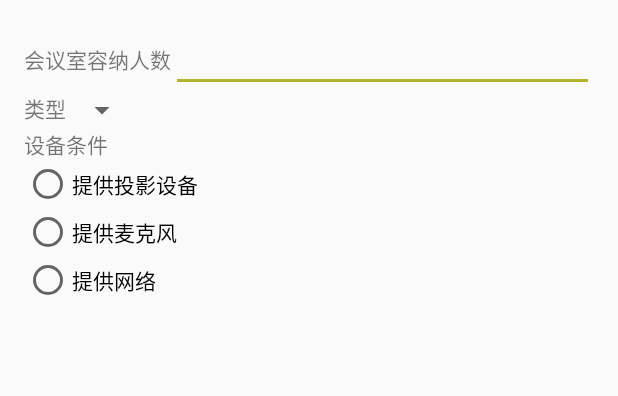
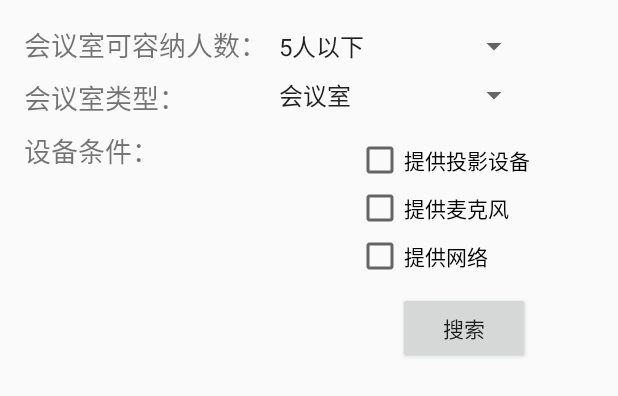
Before and after one commit to nebulae-pass/Booking, an Android app: the layout fragment_search.xml on its own in the app's theme, with its tools: preview values and no code run, on a phone screen of 412 x 824 dp. Shown: the top 396 px of the screen. Run offline under Robolectric (Android 15) with nearby library versions, the phone set to English and light mode, and no system bars; network calls fail.

```diff
--- a/app/src/main/java/com/graduation/design/bestellen/BestellenApp.kt
+++ b/app/src/main/java/com/graduation/design/bestellen/BestellenApp.kt
@@ -10,6 +10,5 @@ import com.graduation.design.bestellen.common.Account
 class BestellenApp : Application() {
     override fun onCreate() {
         super.onCreate()
-//        Account.account = "111111"
     }
 }
--- a/app/src/main/java/com/graduation/design/bestellen/function/main/MainActivity.kt
+++ b/app/src/main/java/com/graduation/design/bestellen/function/main/MainActivity.kt
@@ -5,9 +5,9 @@ import android.support.v4.app.Fragment
 import android.support.v4.view.ViewPager
 import com.graduation.design.bestellen.R
 import com.graduation.design.bestellen.base.BaseActivity
-import com.graduation.design.bestellen.function.login.LoginDialog
 import com.graduation.design.bestellen.function.main.record.RecordFragment
 import com.graduation.design.bestellen.function.main.reservation.ReservationFragment
+import com.graduation.design.bestellen.function.search.ConditionSearchDialog
 import kotlinx.android.synthetic.main.activity_main.*
 
 /**
@@ -52,7 +52,7 @@ class MainActivity : BaseActivity() {
 
     override fun initListener() {
         floatingButton.setOnClickListener {
-
+            ConditionSearchDialog().showDialog(supportFragmentManager)
         }
     }
 }
--- a/app/src/main/res/drawable/transparent_drawable.xml
+++ /dev/null
@@ -1,4 +0,0 @@
-<?xml version="1.0" encoding="utf-8"?>
-<shape xmlns:android="http://schemas.android.com/apk/res/android">
-    <solid android:color="@android:color/transparent"/>
-</shape>
--- a/app/src/main/res/layout/activity_main.xml
+++ b/app/src/main/res/layout/activity_main.xml
@@ -37,7 +37,7 @@
         android:layout_margin="16dp"
         app:fabSize="mini"
         app:layout_behavior="com.graduation.design.bestellen.common.ScrollingFABBehavior"
-        app:srcCompat="@drawable/ic_playlist_add_black_24dp"/>
+        app:srcCompat="@drawable/ic_search"/>
 
     <android.support.v4.view.ViewPager
         android:id="@+id/container"
--- a/app/src/main/res/layout/fragment_search.xml
+++ b/app/src/main/res/layout/fragment_search.xml
@@ -1,72 +1,99 @@
 <?xml version="1.0" encoding="utf-8"?>
 <LinearLayout
     xmlns:android="http://schemas.android.com/apk/res/android"
-    android:layout_width="match_parent"
+    android:layout_width="wrap_content"
     android:layout_height="match_parent"
     android:orientation="vertical"
     android:padding="16dp">
 
     <LinearLayout
-        android:layout_width="match_parent"
+        android:layout_width="wrap_content"
         android:layout_height="wrap_content"
         android:orientation="horizontal">
 
         <TextView
             android:layout_width="wrap_content"
             android:layout_height="wrap_content"
-            android:text="@string/capacity"/>
+            android:text="@string/capacity"
+            android:textSize="18sp"/>
 
-        <EditText
-            android:layout_width="match_parent"
+        <android.support.v7.widget.AppCompatSpinner
+            android:id="@+id/capacitySpinner"
+            android:layout_width="175dp"
             android:layout_height="wrap_content"
+            android:entries="@array/room_capacity"
             android:inputType="number"/>
     </LinearLayout>
 
     <LinearLayout
         android:layout_width="match_parent"
         android:layout_height="wrap_content"
+        android:layout_marginTop="8dp"
         android:orientation="horizontal">
 
         <TextView
-            android:layout_width="wrap_content"
+            android:layout_width="0dp"
             android:layout_height="wrap_content"
-            android:text="@string/type"/>
+            android:layout_gravity="center"
+            android:layout_weight="1"
+            android:text="@string/type"
+            android:textSize="18sp"/>
 
         <android.support.v7.widget.AppCompatSpinner
-            android:layout_width="wrap_content"
-            android:layout_height="wrap_content"/>
+            android:id="@+id/typeSpinner"
+            android:layout_width="175dp"
+            android:layout_height="wrap_content"
+            android:entries="@array/room_type"/>
 
     </LinearLayout>
 
     <LinearLayout
         android:layout_width="match_parent"
-        android:orientation="vertical"
-        android:layout_height="wrap_content">
+        android:layout_height="wrap_content"
+        android:layout_marginTop="8dp"
+        android:orientation="horizontal">
 
         <TextView
+            android:layout_width="0dp"
+            android:layout_height="wrap_content"
+            android:layout_weight="1"
+            android:text="@string/condition"
+            android:textSize="18sp"/>
+
+        <LinearLayout
+
             android:layout_width="wrap_content"
             android:layout_height="wrap_content"
-            android:text="@string/condition"/>
+            android:orientation="vertical">
 
-        <RadioGroup
-            android:layout_width="wrap_content"
-            android:layout_height="wrap_content">
-
-            <android.support.v7.widget.AppCompatRadioButton
+            <android.support.v7.widget.AppCompatCheckBox
                 android:layout_width="wrap_content"
                 android:layout_height="wrap_content"
+                android:layout_marginTop="4dp"
+                android:id="@+id/projectionCheckBox"
                 android:text="@string/support_projection"/>
 
-            <android.support.v7.widget.AppCompatRadioButton
+            <android.support.v7.widget.AppCompatCheckBox
                 android:layout_width="wrap_content"
                 android:layout_height="wrap_content"
+                android:id="@+id/micCheckBox"
                 android:text="@string/support_microphone"/>
 
-            <android.support.v7.widget.AppCompatRadioButton
+            <android.support.v7.widget.AppCompatCheckBox
                 android:layout_width="wrap_content"
                 android:layout_height="wrap_content"
+                android:id="@+id/netCheckBox"
                 android:text="@string/support_net"/>
-        </RadioGroup>
+        </LinearLayout>
     </LinearLayout>
 
+
+    <android.support.v7.widget.AppCompatButton
+        android:id="@+id/searchButton"
+        android:layout_width="wrap_content"
+        android:layout_height="wrap_content"
+        android:layout_gravity="end"
+        android:layout_marginTop="8dp"
+        android:text="@string/search"/>
+
 </LinearLayout>
--- a/app/src/main/res/values/strings.xml
+++ b/app/src/main/res/values/strings.xml
@@ -49,12 +49,30 @@
     <string name="operation_accessing">操作进行中，请稍后</string>
     <string name="under_verify">验证中，请稍后</string>
 
-    <string name="capacity">会议室容纳人数</string>
+    <string name="capacity">会议室可容纳人数：</string>
     <string name="please_input_condition">请输入会议室条件</string>
 
     <string name="not_log_in">未登录，无法获取预约记录。</string>
     <string name="no_record">当前没有会议室预约记录</string>
     <string name="please_log_in">请登录</string>
-    <string name="type">类型</string>
-    <string name="condition">设备条件</string>
+    <string name="type">会议室类型：</string>
+    <string name="condition">设备条件：</string>
+    <string name="search">搜索</string>
+
+    <string-array name="room_type">
+        <item>会议室</item>
+        <item>多媒体教室</item>
+        <item>报告厅</item>
+        <item>多媒体会议室</item>
+    </string-array>
+
+    <string-array name="room_capacity">
+        <item>5人以下</item>
+        <item>5&#8211;10人</item>
+        <item>10&#8211;30人</item>
+        <item>30&#8211;50人</item>
+        <item>50&#8211;100人</item>
+        <item>100人以上</item>
+
+    </string-array>
 </resources>
```
Also changed, not shown: app/src/main/java/com/graduation/design/bestellen/function/room/RoomBookingPresenter.kt (+24 -5 lines), app/src/main/java/com/graduation/design/bestellen/function/search/ConditionSearchDialog.kt (added, +53 -0 lines), app/src/main/java/com/graduation/design/bestellen/function/search/SearchResultActivity.kt (+7 -4 lines), app/src/main/java/com/graduation/design/bestellen/model/DataClasses.kt (+23 -8 lines), app/src/main/res/drawable/ic_playlist_add_black_24dp.xml (deleted, +0 -9 lines), app/src/main/res/drawable/ic_search.xml (added, +9 -0 lines).
